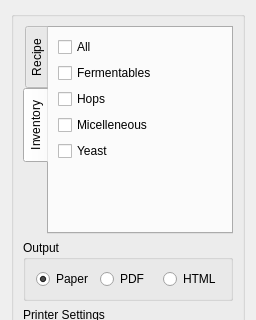
Old version of the form ui/BtPrintAndPreview.ui in the repository Brewtarget/brewtarget; both pictures show x 0 to 256 and y 0 to 320 of the 256 by 516 pixel window.
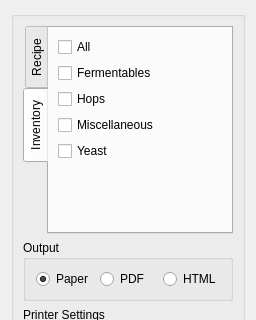
New version of the form. The open tabs and pages were chosen to show the change.

The edit to the form file:
```diff
--- a/ui/BtPrintAndPreview.ui
+++ b/ui/BtPrintAndPreview.ui
@@ -150,7 +150,7 @@
                   <item>
                    <widget class="QCheckBox" name="checkBox_inventoryMicellaneous">
                     <property name="text">
-                     <string>Micelleneous</string>
+                     <string>Miscellaneous</string>
                     </property>
                    </widget>
                   </item>
```
